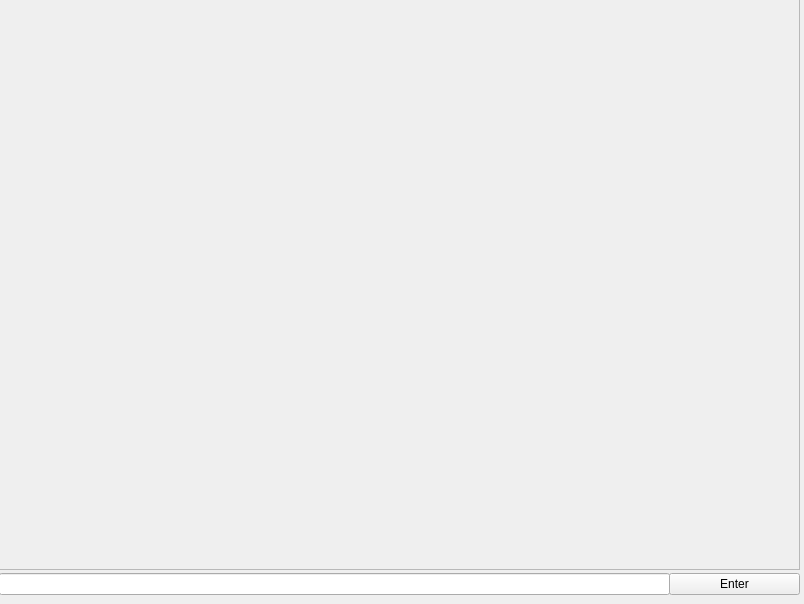
The window that test1.ui (ClarkG77/DungeonAssistant) describes before a commit, drawn with Qt 5.
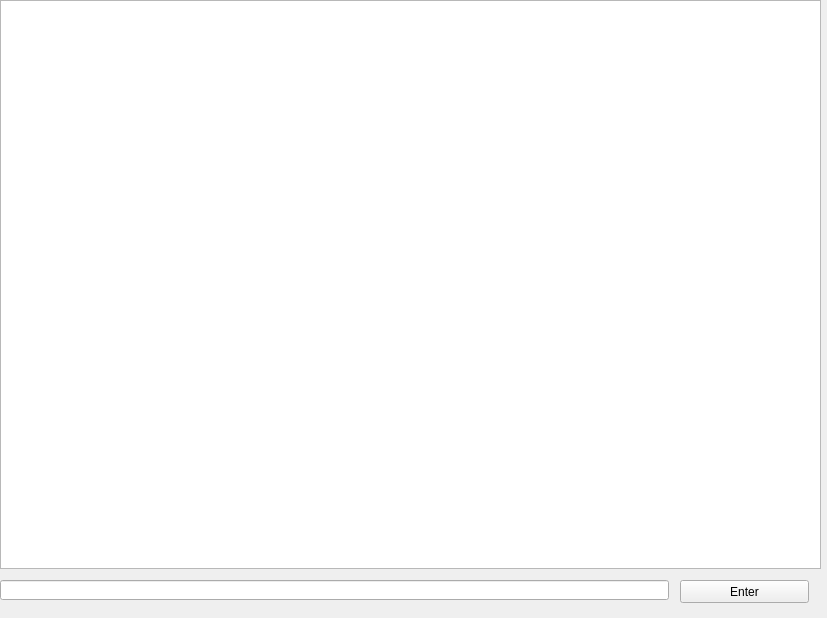
The same window after the commit.

The edit to the form file:
```diff
--- a/test1.ui
+++ b/test1.ui
@@ -6,95 +6,55 @@
    <rect>
     <x>0</x>
     <y>0</y>
-    <width>804</width>
-    <height>604</height>
+    <width>827</width>
+    <height>618</height>
    </rect>
   </property>
   <property name="windowTitle">
    <string>MainWindow</string>
   </property>
   <widget class="QWidget" name="centralwidget">
-   <widget class="QWidget" name="verticalLayoutWidget">
+   <widget class="QPushButton" name="button">
     <property name="geometry">
      <rect>
-      <x>-1</x>
-      <y>-1</y>
-      <width>801</width>
-      <height>571</height>
+      <x>680</x>
+      <y>580</y>
+      <width>129</width>
+      <height>23</height>
      </rect>
     </property>
-    <layout class="QVBoxLayout" name="verticalLayout">
-     <item>
-      <widget class="QScrollArea" name="scrollArea">
-       <property name="widgetResizable">
-        <bool>true</bool>
-       </property>
-       <widget class="QWidget" name="scrollAreaWidgetContents">
-        <property name="geometry">
-         <rect>
-          <x>0</x>
-          <y>0</y>
-          <width>797</width>
-          <height>567</height>
-         </rect>
-        </property>
-        <widget class="QTextBrowser" name="textBrowser">
-         <property name="enabled">
-          <bool>false</bool>
-         </property>
-         <property name="geometry">
-          <rect>
-           <x>-5</x>
-           <y>-9</y>
-           <width>811</width>
-           <height>581</height>
-          </rect>
-         </property>
-         <property name="sizePolicy">
-          <sizepolicy hsizetype="Fixed" vsizetype="Expanding">
-           <horstretch>0</horstretch>
-           <verstretch>0</verstretch>
-          </sizepolicy>
-         </property>
-        </widget>
-       </widget>
-      </widget>
-     </item>
-    </layout>
+    <property name="text">
+     <string>Enter</string>
+    </property>
    </widget>
-   <widget class="QWidget" name="horizontalLayoutWidget">
+   <widget class="QLineEdit" name="input">
     <property name="geometry">
      <rect>
-      <x>-1</x>
-      <y>569</y>
-      <width>671</width>
-      <height>31</height>
+      <x>0</x>
+      <y>580</y>
+      <width>669</width>
+      <height>20</height>
      </rect>
     </property>
-    <layout class="QHBoxLayout" name="horizontalLayout">
-     <item>
-      <widget class="QLineEdit" name="inputText"/>
-     </item>
-    </layout>
    </widget>
-   <widget class="QWidget" name="horizontalLayoutWidget_2">
+   <widget class="QTextBrowser" name="output">
+    <property name="enabled">
+     <bool>true</bool>
+    </property>
     <property name="geometry">
      <rect>
-      <x>669</x>
-      <y>569</y>
-      <width>131</width>
-      <height>31</height>
+      <x>0</x>
+      <y>0</y>
+      <width>821</width>
+      <height>569</height>
      </rect>
     </property>
-    <layout class="QHBoxLayout" name="horizontalLayout_2">
-     <item>
-      <widget class="QPushButton" name="enterButton">
-       <property name="text">
-        <string>Enter</string>
-       </property>
-      </widget>
-     </item>
-    </layout>
+    <property name="sizePolicy">
+     <sizepolicy hsizetype="Fixed" vsizetype="Expanding">
+      <horstretch>0</horstretch>
+      <verstretch>0</verstretch>
+     </sizepolicy>
+    </property>
    </widget>
   </widget>
  </widget>
```
